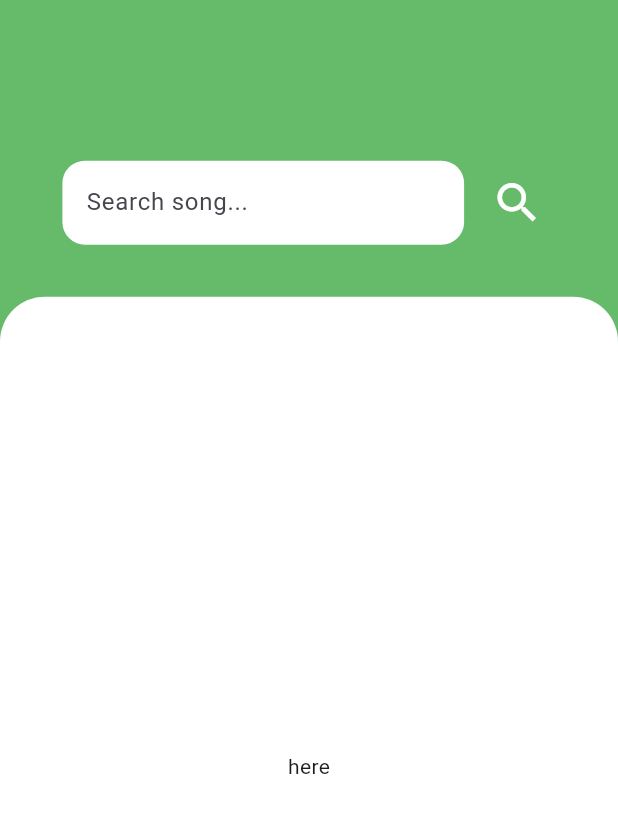
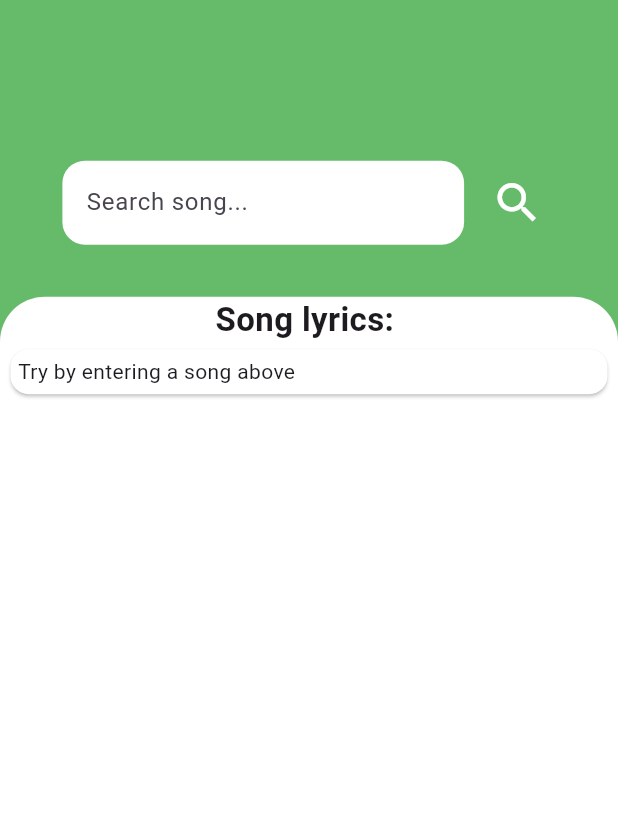
Before and after one commit to simong2/yt_transcriber, a Flutter app: the screen it shows after launch, on a phone screen of 412 x 824 dp. Shown: the top 813 px of the screen. Run offline on Flutter 3.47's test engine with Material 3 defaults, Android fonts, the phone set to English and light mode, and no system bars.

Commit message:
whisper works; fluter displays text

```diff
--- a/client/lib/screens/main_screen.dart
+++ b/client/lib/screens/main_screen.dart
@@ -10,8 +10,7 @@ class MainScreen extends StatefulWidget {
 
 class _MainScreenState extends State<MainScreen> {
   late TextEditingController _searchController;
-
-  late String _mezmurName;
+  bool startSearch = false;
 
   @override
   void initState() {
@@ -63,7 +62,9 @@ class _MainScreenState extends State<MainScreen> {
                     const SizedBox(width: 10),
                     IconButton(
                       onPressed: () {
-                        search(_searchController.text);
+                        setState(() {
+                          startSearch = true;
+                        });
                       },
                       icon: const Icon(
                         Icons.search,
@@ -80,13 +81,52 @@ class _MainScreenState extends State<MainScreen> {
             child: Container(
               decoration: const BoxDecoration(
                 color: Colors.white,
-                // border: Border(top: BorderSide(color: Colors.black)),
                 borderRadius: BorderRadius.vertical(
                   top: Radius.circular(30),
                 ),
               ),
-              child: const Center(
-                child: Text('here'),
+              child: SingleChildScrollView(
+                padding: const EdgeInsets.symmetric(horizontal: 3),
+                child: Column(
+                  children: [
+                    const Center(
+                      child: Text(
+                        'Song lyrics: ',
+                        style: TextStyle(
+                          fontWeight: FontWeight.bold,
+                          fontSize: 22,
+                        ),
+                      ),
+                    ),
+                    SizedBox(
+                      width: double.infinity,
+                      child: Card(
+                        color: Colors.white,
+                        child: Padding(
+                          padding: const EdgeInsets.all(5),
+                          child: startSearch
+                              ? FutureBuilder(
+                                  future: search(_searchController.text),
+                                  builder: (context, snapshot) {
+                                    if (snapshot.connectionState ==
+                                        ConnectionState.waiting) {
+                                      return const Center(
+                                          child: CircularProgressIndicator());
+                                    } else if (snapshot.hasError) {
+                                      return Center(
+                                          child:
+                                              Text('Error: ${snapshot.error}'));
+                                    } else {
+                                      return Text(snapshot.data!);
+                                    }
+                                  },
+                                )
+                              : const Text('Try by entering a song above'),
+                        ),
+                      ),
+                    )
+                  ],
+                ),
               ),
             ),
           ),
--- a/client/lib/services/search_song.dart
+++ b/client/lib/services/search_song.dart
@@ -1,7 +1,7 @@
 import 'package:http/http.dart' as http;
 import 'dart:convert';
 
-Future<void> search(String query) async {
+Future<String> search(String query) async {
   final url = Uri.parse('http://localhost:3000/search');
 
   final response = await http.post(url,
@@ -10,7 +10,10 @@ Future<void> search(String query) async {
 
   if (response.statusCode == 200) {
     print("response: ${response.body}");
+    String res = jsonDecode(response.body)['res'];
+    return res;
   } else {
     print('failed');
+    return "Failed to generate text from video";
   }
 }
```
Also changed, not shown: 4 other files.
